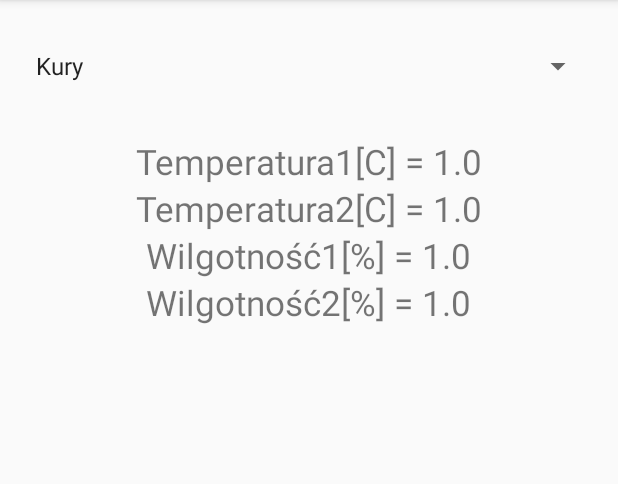
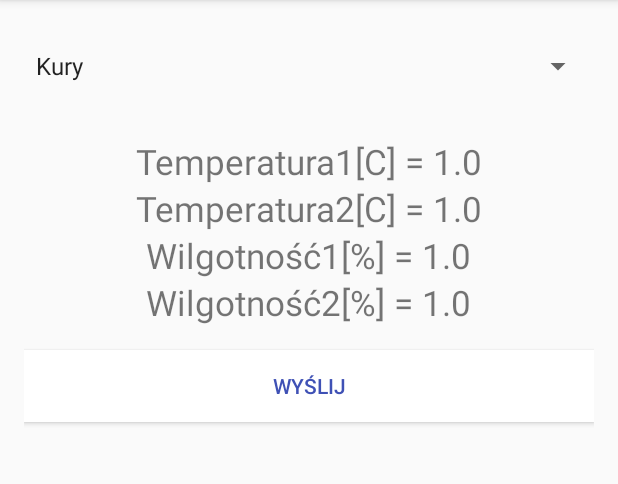
Before and after one commit to Fietczes/Bluetooth_podlanczony_przesyl_danych, an Android app: the screen it shows after launch (MainActivity), on a phone screen of 412 x 824 dp, the part 84-568 px from its top. Run offline under Robolectric (Android 15) with nearby library versions, the phone set to English and light mode, and no system bars.

Commit message:
Added button

```diff
--- a/app/src/main/java/com/bluetooth/MainActivity.java
+++ b/app/src/main/java/com/bluetooth/MainActivity.java
@@ -5,6 +5,7 @@ import android.support.v7.app.AppCompatActivity;
 import android.view.View;
 import android.widget.AdapterView;
 import android.widget.ArrayAdapter;
+import android.widget.Button;
 import android.widget.Spinner;
 import android.widget.TextView;
 
@@ -25,6 +26,14 @@ public class MainActivity extends AppCompatActivity implements AdapterView.OnIte
         temp2TextView = (TextView) findViewById(R.id.temp2_text_view);
         wilg1TextView = (TextView) findViewById(R.id.wilg1_text_view);
         wilg2TextView = (TextView) findViewById(R.id.wilg2_text_view);
+
+        Button wyslijButton = (Button) findViewById(R.id.wyslij_button);
+        wyslijButton.setOnClickListener(new View.OnClickListener() {
+            @Override
+            public void onClick(View view) {
+
+            }
+        });
 
         // inicjalizacja konfiguracji (kury, gesi..)
         ArrayAdapter<CharSequence> configAdapter = ArrayAdapter.createFromResource(this,
--- /dev/null
+++ b/app/src/main/res/drawable/custom_button.xml
@@ -0,0 +1,5 @@
+<?xml version="1.0" encoding="utf-8"?>
+<selector xmlns:android="http://schemas.android.com/apk/res/android">
+    <item android:drawable="@color/colorPrimary" android:state_pressed="true" />
+    <item android:drawable="@android:color/white" />
+</selector>
--- a/app/src/main/res/layout/activity_main.xml
+++ b/app/src/main/res/layout/activity_main.xml
@@ -50,4 +50,13 @@
         android:text="Wilgotność2[%] = "
         android:textSize="23sp" />
 
+    <Button
+        android:id="@+id/wyslij_button"
+        android:layout_width="match_parent"
+        android:layout_height="wrap_content"
+        android:layout_marginTop="16dp"
+        android:background="@drawable/custom_button"
+        android:text="Wyślij"
+        android:textColor="@color/colorPrimary" />
+
 </LinearLayout>
```
